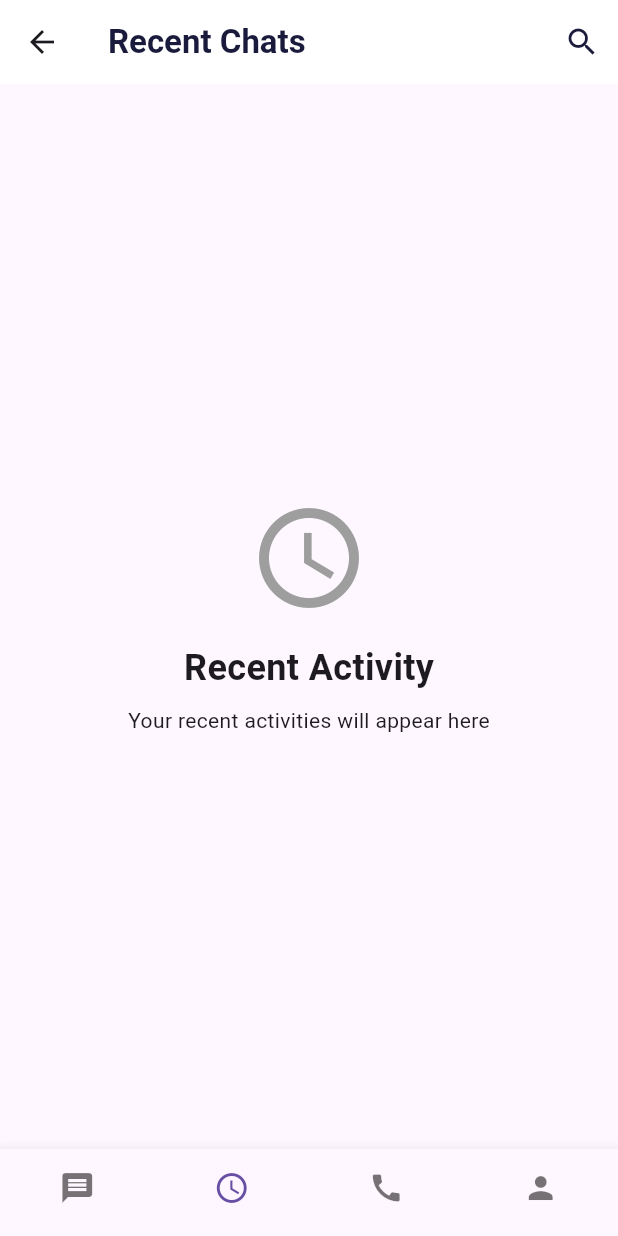
After one commit to gHoSTeCHs/hospitalAppMobile, a Flutter app: the HomeScreen screen opened by its route, item 2 of the bottom bar chosen, after a tap on the "search" icon, on a phone screen of 412 x 824 dp. The commit adds this screen. Run offline on Flutter 3.47's test engine with Material 3 defaults, Android fonts, the phone set to English and light mode, and no system bars; our stand-ins replace shared_preferences; accounts and stored records are empty; network calls fail.

Commit message:
homescreen and init some of the main screens

```diff
--- a/lib/models/user.dart
+++ b/lib/models/user.dart
@@ -3,12 +3,14 @@ class User {
   final String name;
   final String email;
   final String token;
+  final String hospitalCode;
 
   User({
     required this.id,
     required this.name,
     required this.email,
     required this.token,
+    required this.hospitalCode,
     sta,
   });
 
@@ -18,6 +20,7 @@ class User {
       name: json['user']['name'],
       email: json['user']['email'],
       token: json['token'],
+      hospitalCode: '',
     );
   }
 }
--- a/lib/screens/chat/chat_list_screen.dart
+++ b/lib/screens/chat/chat_list_screen.dart
@@ -0,0 +1,112 @@
+import 'package:flutter/material.dart';
+import '../../models/chat.dart';
+import 'chat_details_screen.dart';
+import '../../widgets/chat_filter_chip.dart';
+import '../../widgets/chat_tile.dart';
+
+class ChatsScreen extends StatefulWidget {
+  const ChatsScreen({super.key});
+
+  @override
+  State<ChatsScreen> createState() => _ChatsScreenState();
+}
+
+class _ChatsScreenState extends State<ChatsScreen> {
+  String _selectedFilter = "All chats";
+  final List<String> _filters = ["All chats", "Personal", "Work", "Groups"];
+
+  // Mock chat data
+  final List<ChatModel> _chats = [
+    ChatModel(
+      id: '2',
+      name: 'Lee Williamson',
+      message: 'Yes, that\'s gonna work, hopefully.',
+      time: '06:12',
+      avatarUrl: 'https://randomuser.me/api/portraits/men/32.jpg',
+      unreadCount: 0,
+      isOnline: true,
+    ),
+    ChatModel(
+      id: '3',
+      name: 'Ronald Mccoy',
+      message: '✓✓ Thanks dude 😊',
+      time: 'Yesterday',
+      avatarUrl: 'https://randomuser.me/api/portraits/men/81.jpg',
+      unreadCount: 0,
+      isOnline: false,
+    ),
+    ChatModel(
+      id: '4',
+      name: 'Albert Bell',
+      message: 'I\'m happy this anime has such grea...',
+      time: 'Yesterday',
+      avatarUrl: 'https://randomuser.me/api/portraits/men/17.jpg',
+      unreadCount: 0,
+      isOnline: false,
+    ),
+  ];
+
+  void _handleFilterChange(String filter) {
+    setState(() {
+      _selectedFilter = filter;
+    });
+  }
+
+  void _navigateToChatDetail(BuildContext context, String chatId) {
+    // Navigate to chat detail screen
+    Navigator.of(
+      context,
+    ).push(MaterialPageRoute(builder: (_) => ChatDetailScreen(chatId: chatId)));
+  }
+
+  @override
+  Widget build(BuildContext context) {
+    return Column(
+      children: [
+        // Filter chips
+        Container(
+          height: 50,
+          padding: const EdgeInsets.symmetric(horizontal: 16),
+          child: ListView.builder(
+            scrollDirection: Axis.horizontal,
+            itemCount: _filters.length,
+            itemBuilder: (context, index) {
+              final filter = _filters[index];
+              final isSelected = filter == _selectedFilter;
+
+              return ChatFilterChip(
+                label: filter,
+                isSelected: isSelected,
+                onSelected: (_) => _handleFilterChange(filter),
+              );
+            },
+          ),
+        ),
+
+        // Chat list
+        Expanded(
+          child:
+              _chats.isEmpty
+                  ? const Center(child: Text('No chats yet'))
+                  : ListView.builder(
+                    padding: const EdgeInsets.all(8),
+                    itemCount: _chats.length,
+                    itemBuilder: (context, index) {
+                      final chat = _chats[index];
+
+                      return ChatTile(
+                        name: chat.name,
+                        message: chat.message,
+                        time: chat.time,
+                        avatarUrl: chat.avatarUrl,
+                        unreadCount: chat.unreadCount,
+                        isOnline: chat.isOnline,
+                        onTap: () => _navigateToChatDetail(context, chat.id),
+                      );
+                    },
+                  ),
+        ),
+      ],
+    );
+  }
+}
--- a/lib/screens/home_screen.dart
+++ b/lib/screens/home_screen.dart
@@ -1,40 +1,89 @@
 import 'package:flutter/material.dart';
-import 'package:provider/provider.dart';
-import '../providers/auth_provider.dart';
+import 'package:flutterapplication/screens/call_screen.dart';
+import 'package:flutterapplication/screens/chat/chat_list_screen.dart';
+import 'package:flutterapplication/screens/profile.dart';
+import 'package:flutterapplication/screens/recent_screen.dart';
+// import 'package:flutterapplication/widgets/chat_tile.dart';
+// import 'package:provider/provider.dart';
+// import '../providers/auth_provider.dart';
+// import '../models/chat.dart';
 
-class HomeScreen extends StatelessWidget {
+// Screens for different tabs
+
+// Reusable UI components
+
+// Main home screen with navigation
+class HomeScreen extends StatefulWidget {
   const HomeScreen({super.key});
 
   @override
+  State<HomeScreen> createState() => _HomeScreenState();
+}
+
+class _HomeScreenState extends State<HomeScreen> {
+  int _selectedTab = 0;
+
+  // List of all screens for the tabs
+  final List<Widget> _screens = [
+    const ChatsScreen(),
+    const RecentScreen(),
+    const CallsScreen(),
+    const ProfileScreen(),
+  ];
+
+  @override
   Widget build(BuildContext context) {
-    final authProvider = Provider.of<AuthProvider>(context);
-
     return Scaffold(
       appBar: AppBar(
-        title: Text('Chat App'),
+        backgroundColor: Colors.white,
+        elevation: 0,
+        title: const Text(
+          'Recent Chats',
+          style: TextStyle(
+            fontSize: 22,
+            fontWeight: FontWeight.bold,
+            color: Color(0xFF1A1A3C),
+          ),
+        ),
         actions: [
           IconButton(
-            icon: Icon(Icons.logout),
-            onPressed: () async {
-              await authProvider.logout();
-              Navigator.of(context).pushReplacementNamed('/login');
-            },
+            icon: const Icon(Icons.search, color: Color(0xFF1A1A3C)),
+            onPressed: () {},
           ),
         ],
       ),
-      body: Center(
-        child: Column(
-          mainAxisAlignment: MainAxisAlignment.center,
-          children: [
-            Text(
-              'Welcome ${authProvider.user?.name ?? "User"}!',
-              style: TextStyle(fontSize: 24),
-            ),
-            SizedBox(height: 20),
-            Text('You are now logged in.'),
-            Text('Start building your chat interface here.'),
-          ],
-        ),
+      body: _screens[_selectedTab],
+      floatingActionButton:
+          _selectedTab == 0
+              ? FloatingActionButton(
+                onPressed: () {
+                  // Show dialog or navigate to new conversation screen
+                  ScaffoldMessenger.of(context).showSnackBar(
+                    const SnackBar(content: Text('Create new conversation')),
+                  );
+                },
+                child: const Icon(Icons.add_comment),
+              )
+              : null,
+      bottomNavigationBar: BottomNavigationBar(
+        currentIndex: _selectedTab,
+        onTap: (index) {
+          setState(() {
+            _selectedTab = index;
+          });
+        },
+        type: BottomNavigationBarType.fixed,
+        items: const [
+          BottomNavigationBarItem(icon: Icon(Icons.message), label: 'Chats'),
+          BottomNavigationBarItem(
+            icon: Icon(Icons.access_time),
+            label: 'Recent',
+          ),
+          BottomNavigationBarItem(icon: Icon(Icons.call), label: 'Calls'),
+          BottomNavigationBarItem(icon: Icon(Icons.person), label: 'Profile'),
+        ],
+        showSelectedLabels: false,
+        showUnselectedLabels: false,
       ),
     );
   }
--- /dev/null
+++ b/lib/screens/recent_screen.dart
@@ -0,0 +1,24 @@
+import 'package:flutter/material.dart';
+
+class RecentScreen extends StatelessWidget {
+  const RecentScreen({super.key});
+
+  @override
+  Widget build(BuildContext context) {
+    return Center(
+      child: Column(
+        mainAxisAlignment: MainAxisAlignment.center,
+        children: const [
+          Icon(Icons.access_time, size: 80, color: Colors.grey),
+          SizedBox(height: 16),
+          Text(
+            'Recent Activity',
+            style: TextStyle(fontSize: 24, fontWeight: FontWeight.bold),
+          ),
+          SizedBox(height: 8),
+          Text('Your recent activities will appear here'),
+        ],
+      ),
+    );
+  }
+}
--- /dev/null
+++ b/lib/widgets/chat_filter_chip.dart
@@ -0,0 +1,35 @@
+import 'package:flutter/material.dart';
+
+class ChatFilterChip extends StatelessWidget {
+  final String label;
+  final bool isSelected;
+  final Function(bool) onSelected;
+
+  const ChatFilterChip({
+    super.key,
+    required this.label,
+    required this.isSelected,
+    required this.onSelected,
+  });
+
+  @override
+  Widget build(BuildContext context) {
+    return Padding(
+      padding: const EdgeInsets.only(right: 8),
+      child: FilterChip(
+        label: Text(
+          label,
+          style: TextStyle(
+            color: isSelected ? Colors.white : Colors.black54,
+            fontSize: 14,
+          ),
+        ),
+        selected: isSelected,
+        onSelected: onSelected,
+        backgroundColor: Colors.grey.shade200,
+        selectedColor: Colors.blue,
+        padding: const EdgeInsets.symmetric(horizontal: 12, vertical: 8),
+      ),
+    );
+  }
+}
--- /dev/null
+++ b/lib/widgets/chat_tile.dart
@@ -0,0 +1,90 @@
+import 'package:flutter/material.dart';
+
+class ChatTile extends StatelessWidget {
+  final String name;
+  final String message;
+  final String time;
+  final String avatarUrl;
+  final int unreadCount;
+  final bool isOnline;
+  final VoidCallback onTap;
+
+  const ChatTile({
+    super.key,
+    required this.name,
+    required this.message,
+    required this.time,
+    required this.avatarUrl,
+    required this.unreadCount,
+    required this.isOnline,
+    required this.onTap,
+  });
+
+  @override
+  Widget build(BuildContext context) {
+    return ListTile(
+      contentPadding: const EdgeInsets.symmetric(vertical: 8, horizontal: 12),
+      leading: Stack(
+        children: [
+          CircleAvatar(radius: 24, backgroundImage: NetworkImage(avatarUrl)),
+          if (isOnline)
+            Positioned(
+              right: 0,
+              bottom: 0,
+              child: Container(
+                width: 12,
+                height: 12,
+                decoration: BoxDecoration(
+                  color: Colors.green,
+                  shape: BoxShape.circle,
+                  border: Border.all(color: Colors.white, width: 2),
+                ),
+              ),
+            ),
+        ],
+      ),
+      title: Text(
+        name,
+        style: const TextStyle(
+          fontWeight: FontWeight.bold,
+          fontSize: 16,
+          color: Color(0xFF1A1A3C),
+        ),
+      ),
+      subtitle: Text(
+        message,
+        style: TextStyle(color: Colors.grey.shade600, fontSize: 14),
+        maxLines: 1,
+        overflow: TextOverflow.ellipsis,
+      ),
+      trailing: Column(
+        mainAxisAlignment: MainAxisAlignment.center,
+        crossAxisAlignment: CrossAxisAlignment.end,
+        children: [
+          Text(
+            time,
+            style: TextStyle(color: Colors.grey.shade500, fontSize: 12),
+          ),
+          const SizedBox(height: 4),
+          if (unreadCount > 0)
+            Container(
+              padding: const EdgeInsets.all(6),
+              decoration: const BoxDecoration(
+                color: Colors.blue,
+                shape: BoxShape.circle,
+              ),
+              child: Text(
+                unreadCount.toString(),
+                style: const TextStyle(
+                  color: Colors.white,
+                  fontSize: 12,
+                  fontWeight: FontWeight.bold,
+                ),
+              ),
+            ),
+        ],
+      ),
+      onTap: onTap,
+    );
+  }
+}
--- a/pubspec.yaml
+++ b/pubspec.yaml
@@ -58,11 +58,6 @@ flutter:
   # the material Icons class.
   uses-material-design: true
 
-  # To add assets to your application, add an assets section, like this:
-  # assets:
-  #   - images/a_dot_burr.jpeg
-  #   - images/a_dot_ham.jpeg
-
   # An image asset can refer to one or more resolution-specific "variants", see
   # https://flutter.dev/to/resolution-aware-images
 
```
Also changed, not shown: lib/models/chat.dart (+19 -0 lines), lib/screens/auth/register_screen.dart (+22 -1 lines), lib/screens/call_screen.dart (added, +24 -0 lines), lib/screens/chat/chat_details_screen.dart (added, +21 -0 lines), lib/screens/profile.dart (added, +45 -0 lines), lib/services/auth_service.dart (+9 -1 lines), assets/images/avatar.png (added).
